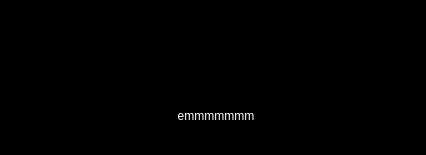
Qt form app/ui/loading.ui (ctpbee/ctpbee_desktop) before a commit.
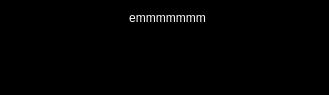
The same form after that commit.

```diff
--- a/app/ui/loading.ui
+++ b/app/ui/loading.ui
@@ -6,45 +6,33 @@
    <rect>
     <x>0</x>
     <y>0</y>
-    <width>426</width>
-    <height>155</height>
+    <width>329</width>
+    <height>95</height>
    </rect>
   </property>
   <property name="minimumSize">
    <size>
-    <width>426</width>
-    <height>155</height>
+    <width>329</width>
+    <height>95</height>
    </size>
   </property>
   <property name="maximumSize">
    <size>
-    <width>426</width>
-    <height>155</height>
+    <width>329</width>
+    <height>95</height>
    </size>
   </property>
   <property name="windowTitle">
    <string>提示</string>
   </property>
   <property name="styleSheet">
-   <string notr="true">background-color: rgb(0, 0, 0);</string>
+   <string notr="true">background-color: rgb(0, 0, 0);
+border-radius:30px;</string>
   </property>
   <layout class="QVBoxLayout" name="verticalLayout">
    <item>
     <layout class="QFormLayout" name="formLayout">
      <item row="1" column="1">
-      <spacer name="verticalSpacer">
-       <property name="orientation">
-        <enum>Qt::Vertical</enum>
-       </property>
-       <property name="sizeHint" stdset="0">
-        <size>
-         <width>20</width>
-         <height>40</height>
-        </size>
-       </property>
-      </spacer>
-     </item>
-     <item row="2" column="1">
       <widget class="QLabel" name="msg">
        <property name="layoutDirection">
         <enum>Qt::LeftToRight</enum>
@@ -61,7 +49,7 @@
        </property>
       </widget>
      </item>
-     <item row="3" column="1">
+     <item row="2" column="1">
       <layout class="QHBoxLayout" name="horizontalLayout_3">
        <item>
         <widget class="QRadioButton" name="radioButton1">
```
